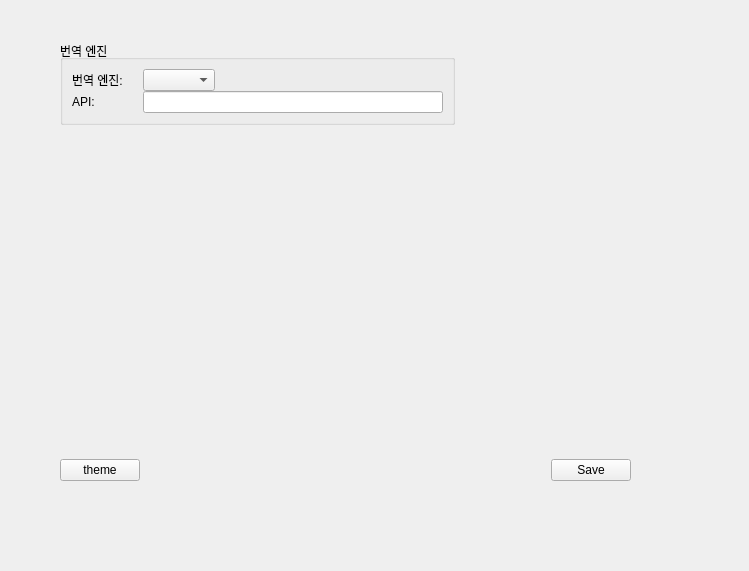
This is ui/SettingsWidget.ui in KimYubin/SolTranslator as Qt 5 draws it before an edit. The edited form follows.
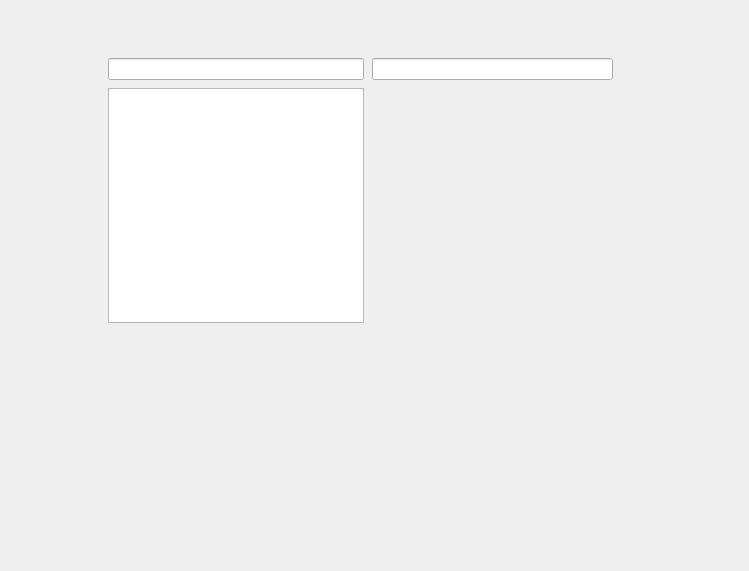
This is the edited form.

Commit message:
[추가] 셋팅창 재구성 베이스
1. 셋팅창 리스트로 꾸미기 위해 전체 재구성 시작.

Patch:
```diff
--- a/ui/SettingsWidget.ui
+++ b/ui/SettingsWidget.ui
@@ -16,171 +16,39 @@
   <widget class="QWidget" name="gridLayoutWidget">
    <property name="geometry">
     <rect>
-     <x>40</x>
-     <y>20</y>
-     <width>591</width>
-     <height>481</height>
+     <x>100</x>
+     <y>50</y>
+     <width>521</width>
+     <height>281</height>
     </rect>
    </property>
-   <layout class="QGridLayout" name="mainLayout" rowstretch="0,0,0">
+   <layout class="QGridLayout" name="mainLayout">
     <property name="leftMargin">
-     <number>20</number>
+     <number>8</number>
     </property>
     <property name="topMargin">
-     <number>20</number>
+     <number>8</number>
+    </property>
+    <property name="rightMargin">
+     <number>8</number>
     </property>
     <property name="bottomMargin">
-     <number>20</number>
+     <number>8</number>
     </property>
     <property name="spacing">
-     <number>0</number>
+     <number>8</number>
     </property>
     <item row="1" column="0">
-     <spacer name="verticalSpacer">
-      <property name="orientation">
-       <enum>Qt::Orientation::Vertical</enum>
-      </property>
-      <property name="sizeHint" stdset="0">
-       <size>
-        <width>20</width>
-        <height>40</height>
-       </size>
-      </property>
-     </spacer>
+     <widget class="QListWidget" name="optionLIstWidget"/>
+    </item>
+    <item row="1" column="1">
+     <widget class="QStackedWidget" name="stackedWidget"/>
+    </item>
+    <item row="0" column="1">
+     <widget class="QLineEdit" name="optionNameEdit"/>
     </item>
     <item row="0" column="0">
-     <layout class="QGridLayout" name="gridLayout_2">
-      <item row="0" column="0">
-       <widget class="QGroupBox" name="engineGroup">
-        <property name="sizePolicy">
-         <sizepolicy hsizetype="Fixed" vsizetype="Fixed">
-          <horstretch>0</horstretch>
-          <verstretch>0</verstretch>
-         </sizepolicy>
-        </property>
-        <property name="title">
-         <string>번역 엔진</string>
-        </property>
-        <property name="alignment">
-         <set>Qt::AlignmentFlag::AlignLeading|Qt::AlignmentFlag::AlignLeft|Qt::AlignmentFlag::AlignVCenter</set>
-        </property>
-        <property name="flat">
-         <bool>true</bool>
-        </property>
-        <layout class="QVBoxLayout" name="verticalLayout">
-         <item>
-          <layout class="QGridLayout" name="gridLayout">
-           <property name="bottomMargin">
-            <number>0</number>
-           </property>
-           <property name="horizontalSpacing">
-            <number>20</number>
-           </property>
-           <property name="verticalSpacing">
-            <number>0</number>
-           </property>
-           <item row="0" column="1" alignment="Qt::AlignmentFlag::AlignLeft|Qt::AlignmentFlag::AlignVCenter">
-            <widget class="QComboBox" name="enginComboBox">
-             <property name="sizePolicy">
-              <sizepolicy hsizetype="Fixed" vsizetype="Fixed">
-               <horstretch>0</horstretch>
-               <verstretch>0</verstretch>
-              </sizepolicy>
-             </property>
-            </widget>
-           </item>
-           <item row="0" column="0" alignment="Qt::AlignmentFlag::AlignVCenter">
-            <widget class="QLabel" name="enginNamelabel">
-             <property name="sizePolicy">
-              <sizepolicy hsizetype="Fixed" vsizetype="Preferred">
-               <horstretch>0</horstretch>
-               <verstretch>0</verstretch>
-              </sizepolicy>
-             </property>
-             <property name="text">
-              <string>번역 엔진:</string>
-             </property>
-            </widget>
-           </item>
-           <item row="1" column="0" alignment="Qt::AlignmentFlag::AlignLeft|Qt::AlignmentFlag::AlignVCenter">
-            <widget class="QLabel" name="apiNamelabel">
-             <property name="sizePolicy">
-              <sizepolicy hsizetype="Fixed" vsizetype="Fixed">
-               <horstretch>0</horstretch>
-               <verstretch>0</verstretch>
-              </sizepolicy>
-             </property>
-             <property name="text">
-              <string>API: </string>
-             </property>
-            </widget>
-           </item>
-           <item row="1" column="1" alignment="Qt::AlignmentFlag::AlignLeft|Qt::AlignmentFlag::AlignVCenter">
-            <widget class="QLineEdit" name="apiInputLine">
-             <property name="sizePolicy">
-              <sizepolicy hsizetype="Fixed" vsizetype="Fixed">
-               <horstretch>0</horstretch>
-               <verstretch>0</verstretch>
-              </sizepolicy>
-             </property>
-             <property name="minimumSize">
-              <size>
-               <width>300</width>
-               <height>0</height>
-              </size>
-             </property>
-            </widget>
-           </item>
-          </layout>
-         </item>
-        </layout>
-       </widget>
-      </item>
-      <item row="0" column="1">
-       <spacer name="horizontalSpacer_2">
-        <property name="orientation">
-         <enum>Qt::Orientation::Horizontal</enum>
-        </property>
-        <property name="sizeHint" stdset="0">
-         <size>
-          <width>40</width>
-          <height>20</height>
-         </size>
-        </property>
-       </spacer>
-      </item>
-     </layout>
-    </item>
-    <item row="2" column="0">
-     <layout class="QHBoxLayout" name="horizontalLayout">
-      <item>
-       <widget class="QPushButton" name="themeButton">
-        <property name="text">
-         <string>theme</string>
-        </property>
-       </widget>
-      </item>
-      <item>
-       <spacer name="horizontalSpacer">
-        <property name="orientation">
-         <enum>Qt::Orientation::Horizontal</enum>
-        </property>
-        <property name="sizeHint" stdset="0">
-         <size>
-          <width>40</width>
-          <height>20</height>
-         </size>
-        </property>
-       </spacer>
-      </item>
-      <item>
-       <widget class="QPushButton" name="saveButton">
-        <property name="text">
-         <string>Save</string>
-        </property>
-       </widget>
-      </item>
-     </layout>
+     <widget class="QLineEdit" name="findEdit"/>
     </item>
    </layout>
   </widget>
```
The commit also changes 1 other file.
